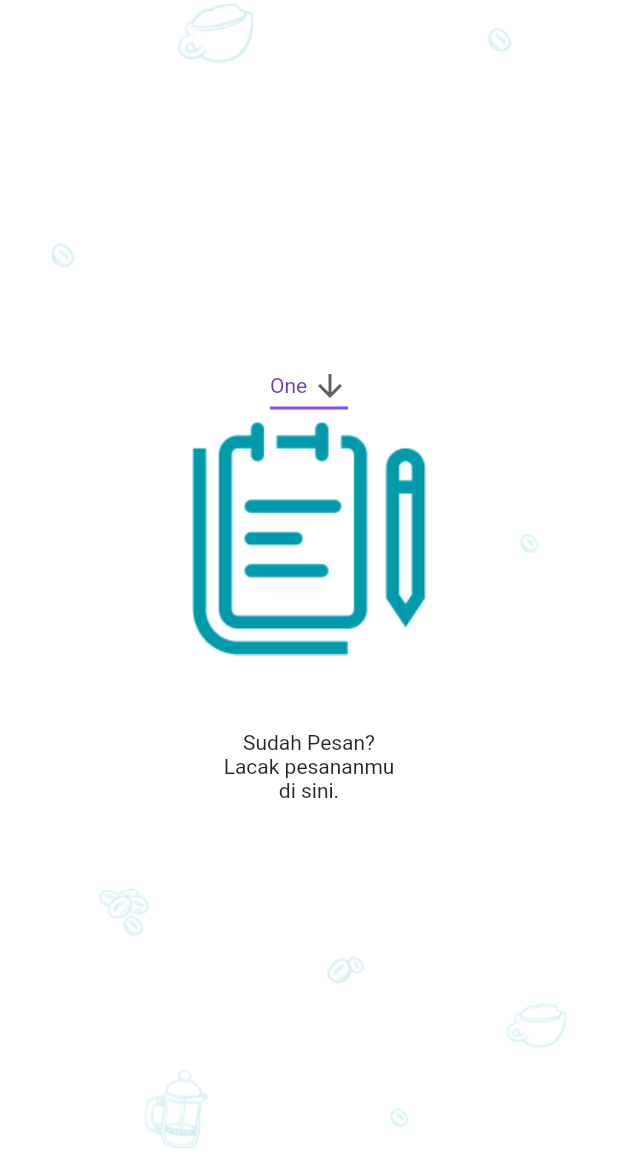
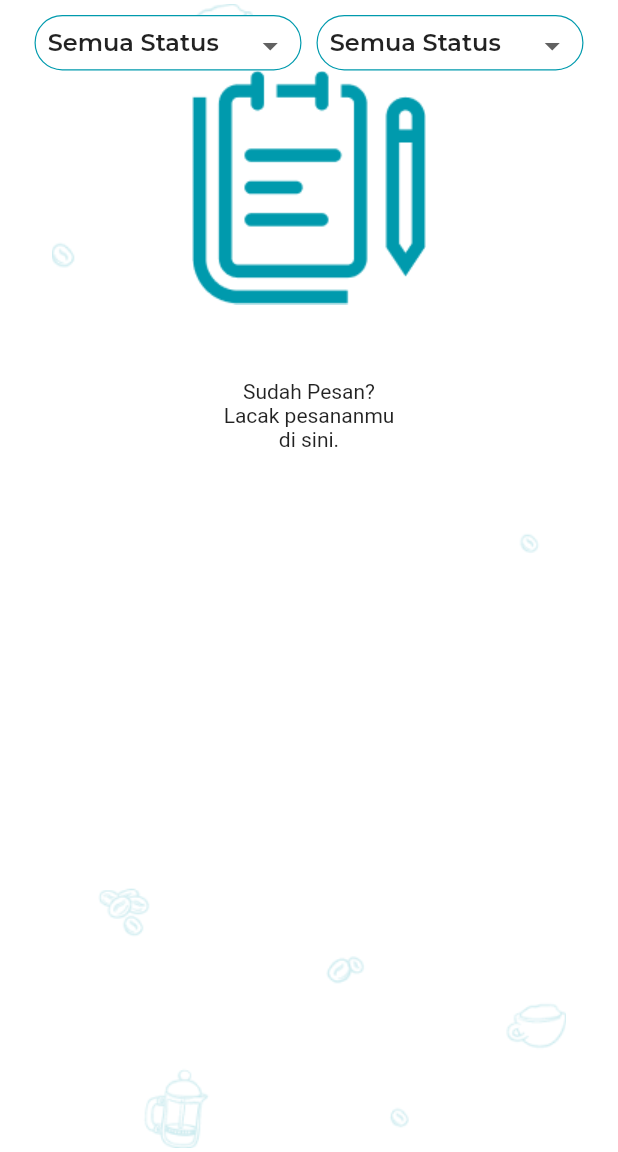
Before and after one commit to mlatifr/java_code, a Flutter app: the Pesanan screen opened directly, after a tap on "Riwayat", on a phone screen of 412 x 824 dp, the part 84-1236 px from its top. Run offline on Flutter 3.47's test engine with Material 2 defaults, Android fonts, the phone set to English and light mode, and no system bars; our stand-ins replace google_fonts.

Commit message:
Pesanan Riwayat DropDownStatusPesanan

```diff
--- a/lib/pesanan/pesanan.dart
+++ b/lib/pesanan/pesanan.dart
@@ -270,7 +270,8 @@ class WidgetContainerRiwayat extends StatefulWidget {
 }
 
 class _WidgetContainerRiwayatState extends State<WidgetContainerRiwayat> {
-  String dropdownValue = 'One';
+  List<String> dropdownValueStatus = ['Semua Status', 'Selesai', 'Dibatalkan'];
+  String statusPesananValue = 'Semua Status';
   @override
   Widget build(BuildContext context) {
     return Container(
@@ -282,30 +283,21 @@ class _WidgetContainerRiwayatState extends State<WidgetContainerRiwayat> {
           )),
       child: Center(
           child: Column(
-        mainAxisAlignment: MainAxisAlignment.center,
+        mainAxisAlignment: MainAxisAlignment.start,
         // crossAxisAlignment: CrossAxisAlignment.center,
         children: [
-          DropdownButton<String>(
-            value: dropdownValue,
-            icon: const Icon(Icons.arrow_downward),
-            elevation: 16,
-            style: const TextStyle(color: Colors.deepPurple),
-            underline: Container(
-              height: 2,
-              color: Colors.deepPurpleAccent,
-            ),
-            onChanged: (String? newValue) {
-              setState(() {
-                dropdownValue = newValue!;
-              });
-            },
-            items: <String>['One', 'Two', 'Free', 'Four']
-                .map<DropdownMenuItem<String>>((String value) {
-              return DropdownMenuItem<String>(
-                value: value,
-                child: Text(value),
-              );
-            }).toList(),
+          const SizedBox(
+            height: 10,
+          ),
+          Row(
+            mainAxisAlignment: MainAxisAlignment.center,
+            children: [
+              WidgetDropDownStatusPesanan(),
+              const SizedBox(
+                width: 10,
+              ),
+              WidgetDropDownStatusPesanan(),
+            ],
           ),
           Image.asset('assets/Pesanan/img_center_pesanan.png'),
           const SizedBox(
@@ -319,4 +311,67 @@ class _WidgetContainerRiwayatState extends State<WidgetContainerRiwayat> {
       )),
     );
   }
+
+  Container WidgetDropDownStatusPesanan() {
+    return Container(
+      width: 178,
+      height: 37,
+      padding: const EdgeInsets.all(8),
+      decoration: BoxDecoration(
+        color: Colors.white,
+        borderRadius: BorderRadius.circular(30.0),
+        border: Border.all(
+            color: const Color.fromARGB(255, 0, 154, 173),
+            style: BorderStyle.solid,
+            width: 0.80),
+      ),
+      child: DropdownButtonHideUnderline(
+        child: DropdownButton<String>(
+          value: statusPesananValue,
+          // icon: Icon(Icons.arrow_drop_down),
+          selectedItemBuilder: (BuildContext context) {
+            return dropdownValueStatus.map((String value) {
+              return Text(
+                value,
+                style: GoogleFonts.montserrat(
+                  fontSize: 16,
+                  fontWeight: FontWeight.w600,
+                  // foreground: Paint()
+                  // ..color = Color.fromARGB(255, 0, 154, 173),
+                ),
+              );
+            }).toList();
+          },
+          onChanged: (String? newValue) {
+            setState(() {
+              statusPesananValue = newValue!;
+            });
+          },
+          items:
+              dropdownValueStatus.map<DropdownMenuItem<String>>((String value) {
+            if (value == statusPesananValue) {
+              return DropdownMenuItem<String>(
+                value: value,
+                child: Text(
+                  value,
+                  style: GoogleFonts.montserrat(
+                    decorationThickness: 3,
+                    fontSize: 16,
+                    fontWeight: FontWeight.w600,
+                    foreground: Paint()
+                      ..color = const Color.fromARGB(255, 0, 154, 173),
+                  ),
+                ),
+              );
+            } else {
+              return DropdownMenuItem(
+                value: value,
+                child: Text(value),
+              );
+            }
+          }).toList(),
+        ),
+      ),
+    );
+  }
 }
```
